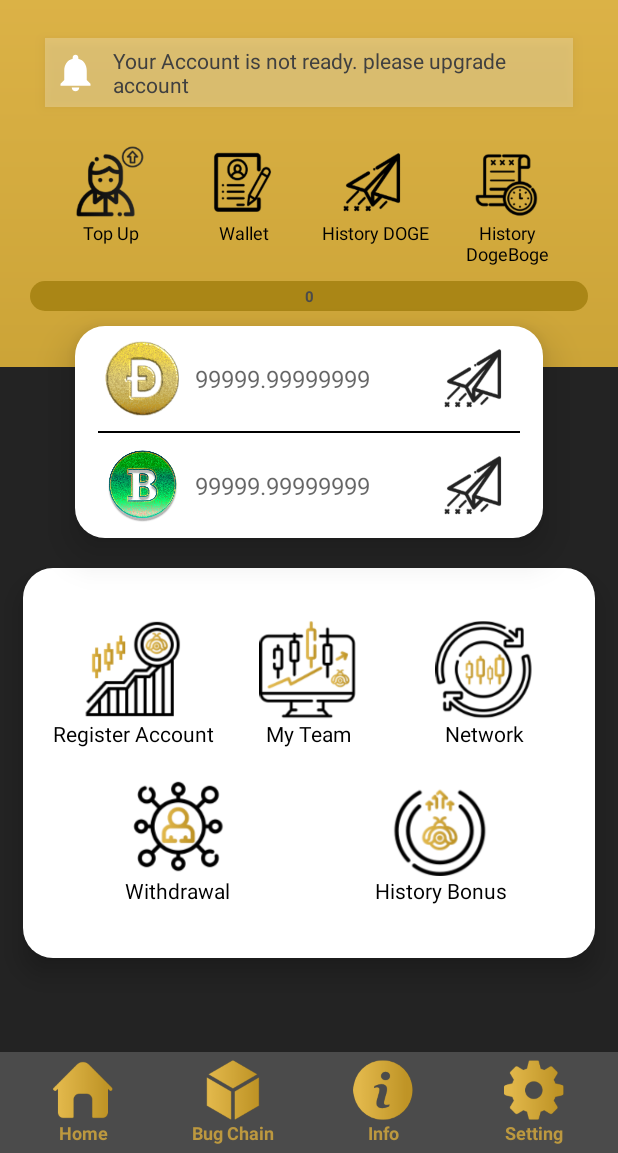
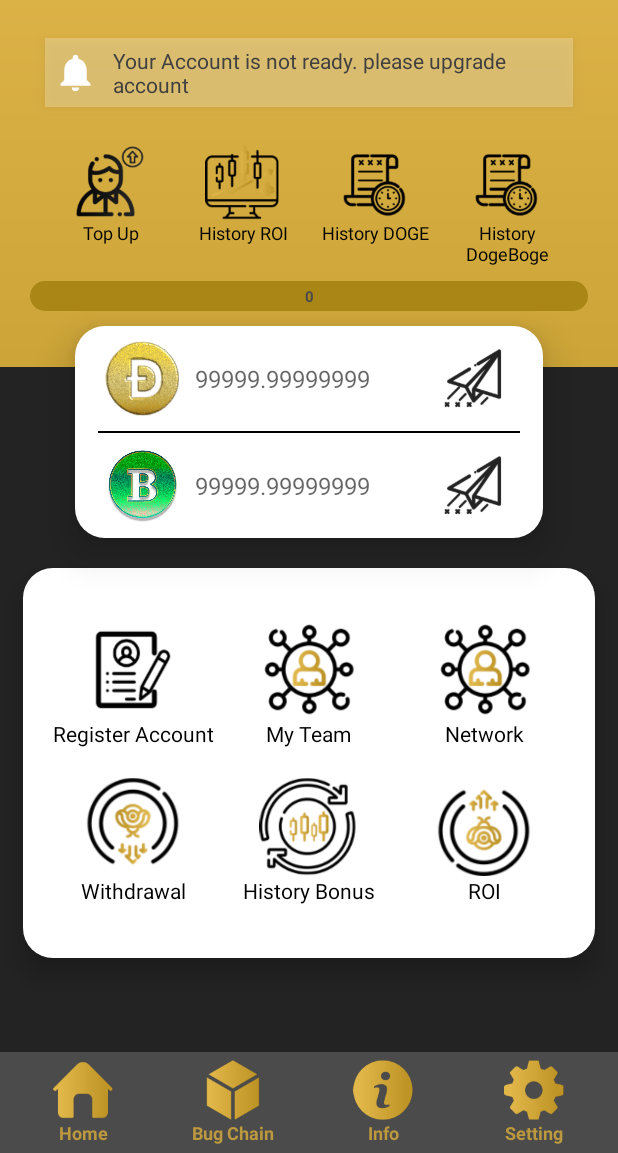
Before and after one commit to menma977/BUGNODE-Android, an Android app: the HomeFragment screen opened directly, with no data from a screen before it, on a phone screen of 412 x 824 dp, the part 83-1236 px from its top. Run offline under Robolectric (Android 15) with nearby library versions, the phone set to English and light mode, and no system bars; 4 statements that could not run were skipped.

Commit message:
changing icon

```diff
--- a/app/src/main/res/layout/fragment_home.xml
+++ b/app/src/main/res/layout/fragment_home.xml
@@ -109,6 +109,7 @@
       </LinearLayout>
 
       <LinearLayout
+          android:id="@+id/buttonHistoryRoi"
           android:layout_width="0dp"
           android:layout_height="wrap_content"
           android:layout_weight="1"
@@ -120,15 +121,15 @@
             android:layout_width="50dp"
             android:layout_height="50dp"
             android:contentDescription="@string/icon"
-            app:srcCompat="@drawable/register"/>
+            app:srcCompat="@drawable/automatic_stake" />
 
         <TextView
             android:layout_width="match_parent"
             android:layout_height="wrap_content"
-            android:text="Wallet"
+            android:text="History ROI"
             android:textAlignment="center"
             android:textColor="@color/colorSecondaryDark"
-            android:textSize="12sp"/>
+            android:textSize="12sp" />
 
       </LinearLayout>
 
@@ -145,7 +146,7 @@
             android:layout_width="50dp"
             android:layout_height="50dp"
             android:contentDescription="@string/icon"
-            app:srcCompat="@drawable/send_pin" />
+            app:srcCompat="@drawable/history_pin" />
 
         <TextView
             android:layout_width="match_parent"
@@ -375,7 +376,7 @@
               android:layout_width="65dp"
               android:layout_height="65dp"
               android:contentDescription="@string/icon"
-              app:srcCompat="@drawable/manual_stake"/>
+              app:srcCompat="@drawable/register" />
 
           <TextView
               android:layout_width="match_parent"
@@ -401,7 +402,7 @@
               android:layout_width="65dp"
               android:layout_height="65dp"
               android:contentDescription="@string/icon"
-              app:srcCompat="@drawable/automatic_stake"/>
+              app:srcCompat="@drawable/network" />
 
           <TextView
               android:layout_width="match_parent"
@@ -426,7 +427,7 @@
               android:layout_width="65dp"
               android:layout_height="65dp"
               android:contentDescription="@string/icon"
-              app:srcCompat="@drawable/history_lot"/>
+              app:srcCompat="@drawable/network" />
 
           <TextView
               android:layout_width="match_parent"
@@ -463,7 +464,7 @@
               android:layout_width="65dp"
               android:layout_height="65dp"
               android:contentDescription="@string/icon"
-              app:srcCompat="@drawable/network"/>
+              app:srcCompat="@drawable/outgo" />
 
           <TextView
               android:layout_width="match_parent"
@@ -471,7 +472,7 @@
               android:text="@string/withdrawal"
               android:textAlignment="center"
               android:textColor="@color/colorSecondaryDark"
-              android:textSize="14sp"/>
+              android:textSize="14sp" />
 
         </LinearLayout>
 
@@ -479,21 +480,46 @@
             android:id="@+id/buttonHistoryBonus"
             android:layout_width="0dp"
             android:layout_height="wrap_content"
-            android:orientation="vertical"
             android:layout_weight="1"
             android:gravity="center"
+            android:orientation="vertical"
             tools:ignore="UseCompoundDrawables">
 
           <ImageView
               android:layout_width="65dp"
               android:layout_height="65dp"
-              app:srcCompat="@drawable/income"
-              android:contentDescription="@string/icon"/>
+              android:contentDescription="@string/icon"
+              app:srcCompat="@drawable/history_lot" />
 
           <TextView
               android:layout_width="match_parent"
               android:layout_height="wrap_content"
               android:text="@string/history_bonus"
+              android:textAlignment="center"
+              android:textColor="@color/colorSecondaryDark"
+              android:textSize="14sp" />
+
+        </LinearLayout>
+
+        <LinearLayout
+            android:id="@+id/buttonRoi"
+            android:layout_width="0dp"
+            android:layout_height="match_parent"
+            android:layout_weight="1"
+            android:gravity="center"
+            android:orientation="vertical"
+            tools:ignore="UseCompoundDrawables">
+
+          <ImageView
+              android:layout_width="65dp"
+              android:layout_height="65dp"
+              android:contentDescription="@string/icon"
+              app:srcCompat="@drawable/income" />
+
+          <TextView
+              android:layout_width="match_parent"
+              android:layout_height="wrap_content"
+              android:text="ROI"
               android:textAlignment="center"
               android:textColor="@color/colorSecondaryDark"
               android:textSize="14sp" />
```
